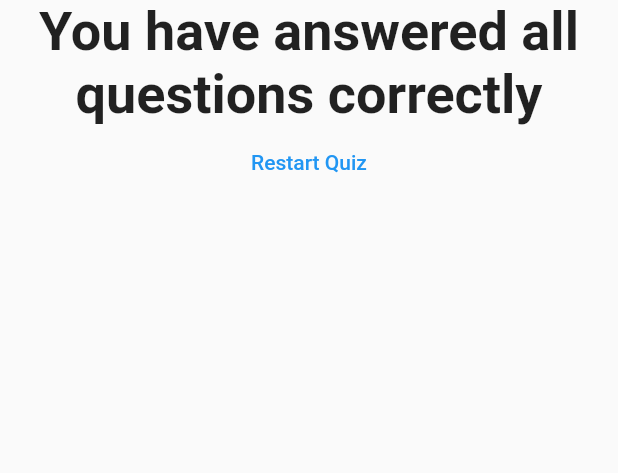
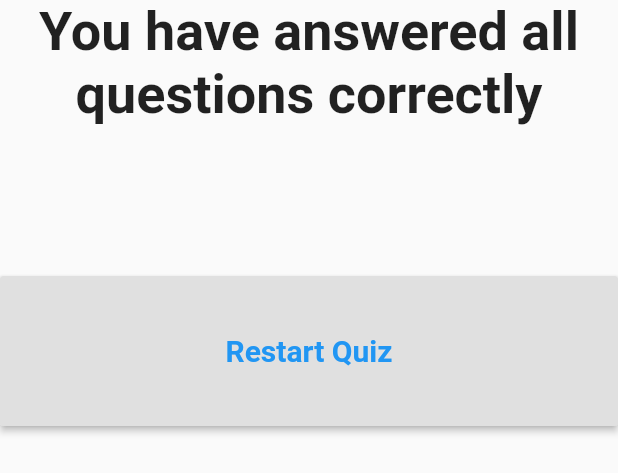
Before and after one commit to firasAltayeb/mini-flutter-projects, a Flutter app: the Result widget shown alone on an empty page, opened directly with empty values, on a phone screen of 412 x 824 dp. Shown: the top 473 px of the screen. Run offline on Flutter 3.47's test engine with Material 2 defaults, Android fonts, the phone set to English and light mode, and no system bars.

Commit message:
better design for restart quiz button

```diff
--- a/Quiz_app/lib/result.dart
+++ b/Quiz_app/lib/result.dart
@@ -29,11 +29,19 @@ class Result extends StatelessWidget {
             style: TextStyle(fontSize: 36, fontWeight: FontWeight.bold),
             textAlign: TextAlign.center,
           ),
-          FlatButton(
-            child: Text('Restart Quiz'),
-            textColor: Colors.blue,
-            onPressed: resetHandler,
-          ),
+          SizedBox(height: 100),
+          SizedBox(
+              width: double.infinity,
+              height: 100,
+              child: RaisedButton(
+                child: Text(
+                  'Restart Quiz',
+                  style: TextStyle(fontSize: 20, fontWeight: FontWeight.bold),
+                  textAlign: TextAlign.center,
+                ),
+                textColor: Colors.blue,
+                onPressed: resetHandler,
+              ))
         ],
       ),
     );
```
